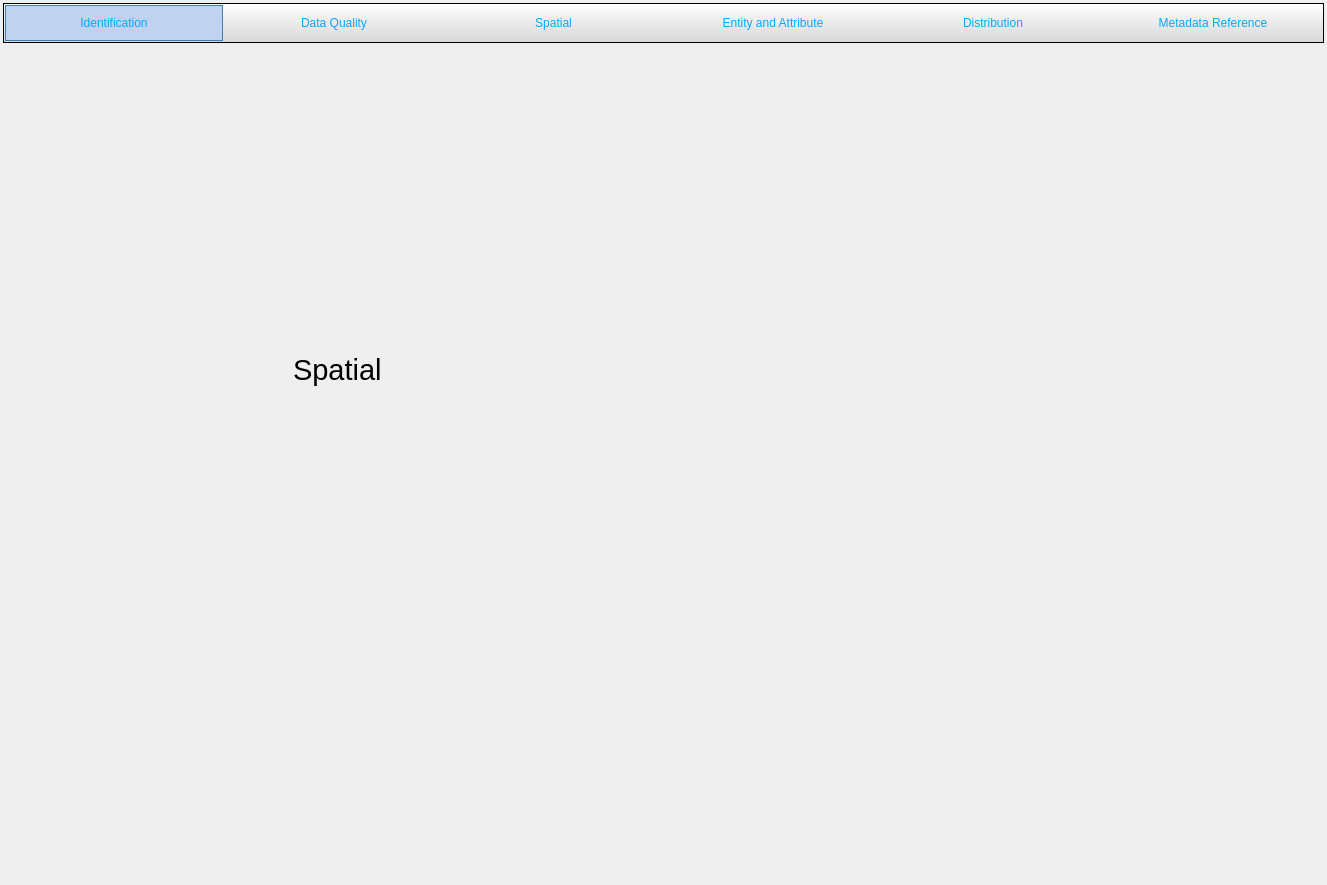
This is pymdwizard/gui/ui_files/MetadataRoot.ui in DOI-USGS/fort-pymdwizard as Qt 5 draws it before an edit. The edited form follows.
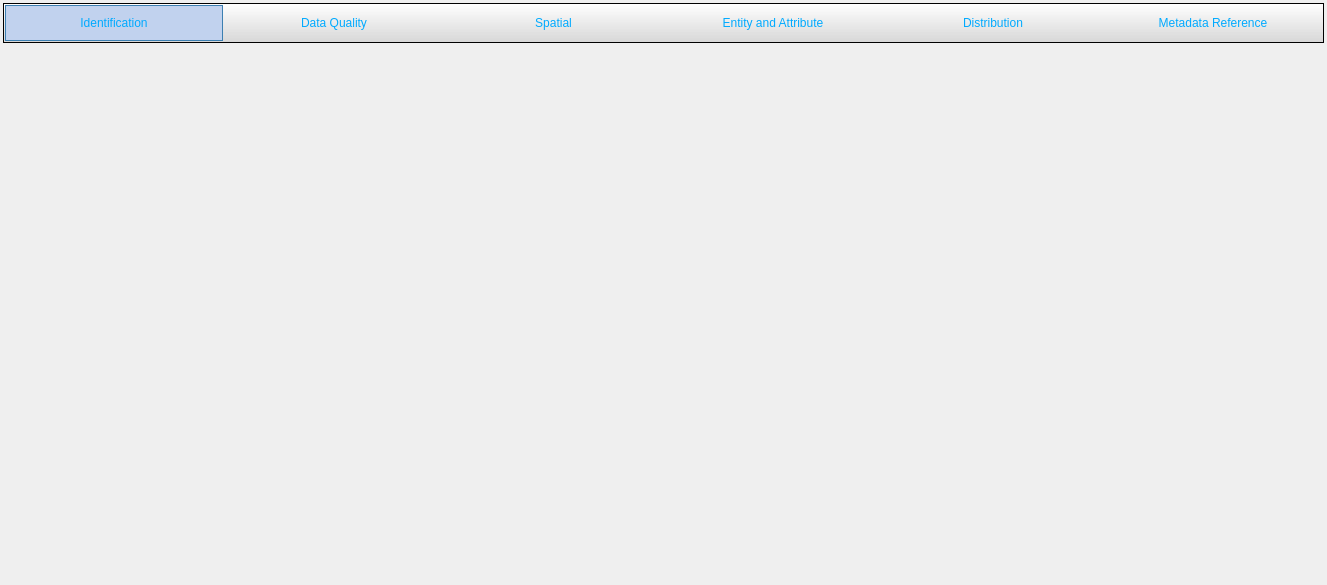
This is the edited form. The open tabs and pages were chosen to show the change.

Commit message: Dynamic widget generation for multi-date fields.

```diff
--- a/pymdwizard/gui/ui_files/MetadataRoot.ui
+++ b/pymdwizard/gui/ui_files/MetadataRoot.ui
@@ -7,7 +7,7 @@
     <x>0</x>
     <y>0</y>
     <width>1327</width>
-    <height>885</height>
+    <height>585</height>
    </rect>
   </property>
   <property name="cursor">
@@ -301,26 +301,7 @@
          </property>
         </widget>
        </widget>
-       <widget class="QWidget" name="page_spatial">
-        <widget class="QLabel" name="label_3">
-         <property name="geometry">
-          <rect>
-           <x>290</x>
-           <y>280</y>
-           <width>181</width>
-           <height>81</height>
-          </rect>
-         </property>
-         <property name="font">
-          <font>
-           <pointsize>22</pointsize>
-          </font>
-         </property>
-         <property name="text">
-          <string>Spatial</string>
-         </property>
-        </widget>
-       </widget>
+       <widget class="QWidget" name="page_spatial"/>
        <widget class="QWidget" name="page_eainfo">
         <widget class="QLabel" name="label_4">
          <property name="geometry">
```
Left out of the diff: 3 changed lines with no effect on the pictures. The commit also changes 7 other files.
